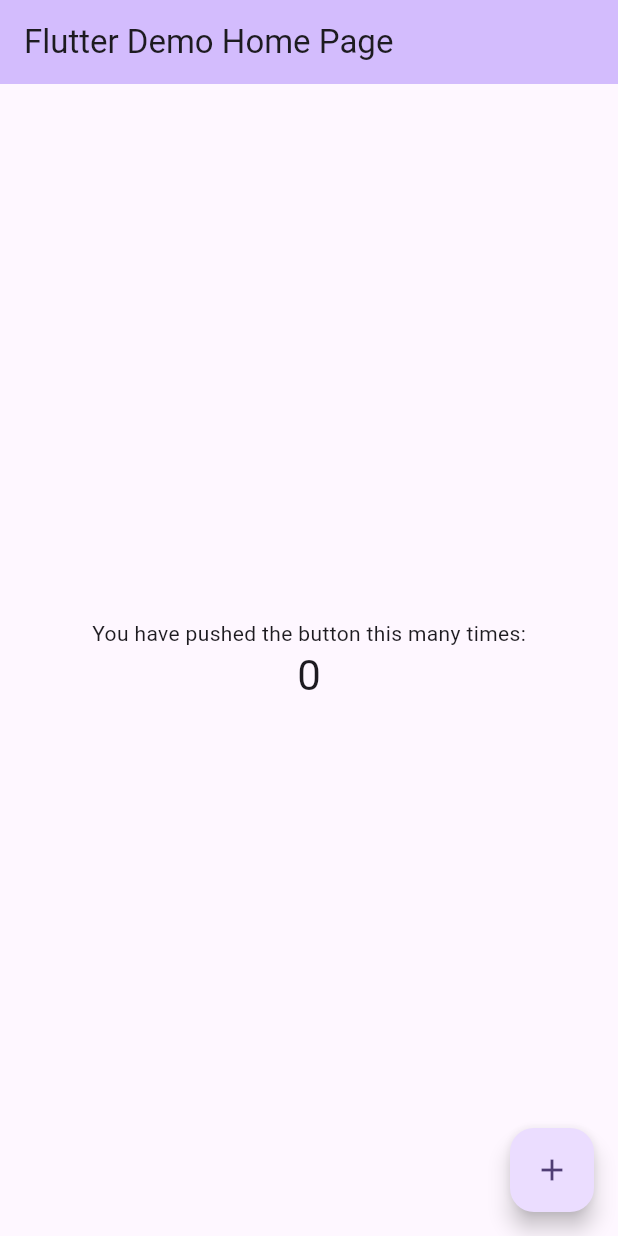
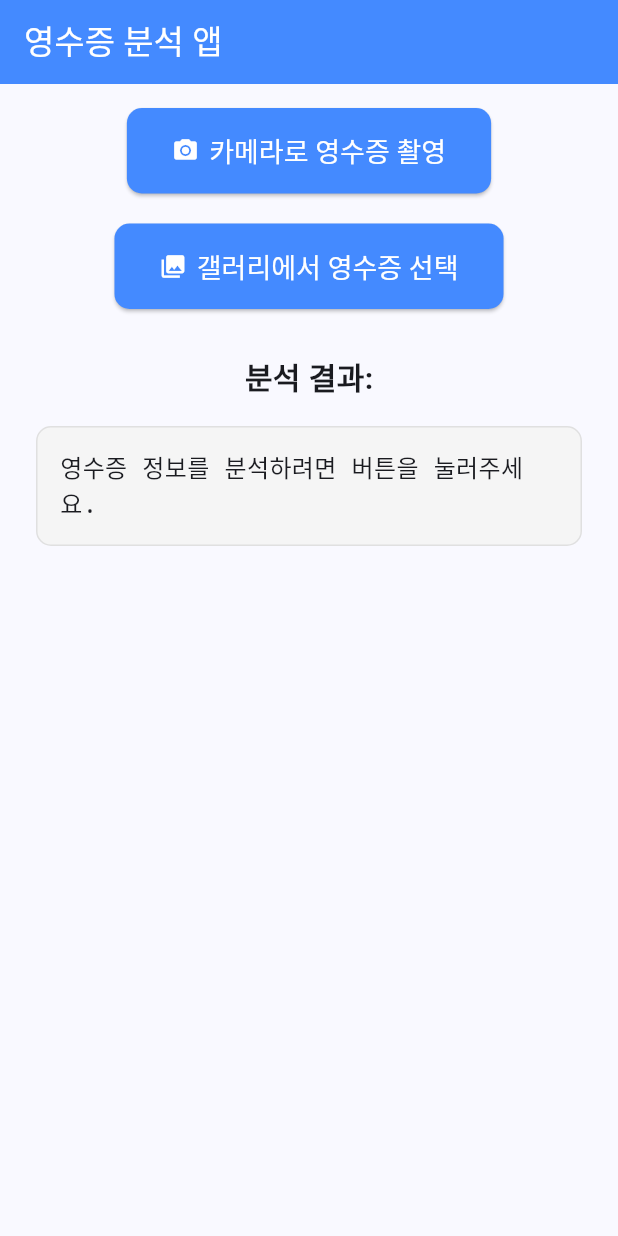
Before and after one commit to SeeIn-Inha/SeeIn-Frontend, a Flutter app: the screen it shows after launch, on a phone screen of 412 x 824 dp. Run offline on Flutter 3.47's test engine with Material 3 defaults, Android fonts, the light colour scheme and no system bars; our stand-ins replace image_picker.

Commit message:
0728 fastapi 연동 및 갤러리 영수증 이미지 json 처리 성공

```diff
--- /dev/null
+++ b/assets/icons/icons.txt
@@ -0,0 +1 @@
+누락방지 임시파일
--- /dev/null
+++ b/assets/images/images.txt
@@ -0,0 +1 @@
+누락방지 임시파일
--- /dev/null
+++ b/lib/api/receipt/test_receipt_api.dart
@@ -0,0 +1,50 @@
+import 'dart:convert'; // JSON 인코딩/디코딩을 위해 필요
+import 'dart:io';    // File 클래스를 위해 필요 (XFile.path에서 File 객체 생성 시 사용될 수 있음)
+import 'package:http/http.dart' as http; // HTTP 요청을 위해 필요
+import 'package:image_picker/image_picker.dart'; // XFile 타입을 위해 필요
+
+// 로컬에서 테스트 중이라면 'http://10.0.2.2:8000' (안드로이드 에뮬레이터) 또는 'http://localhost:8000' (iOS 시뮬레이터, 웹, 실제 기기)
+// 실제 서버에 배포했다면 해당 서버의 공인 IP나 도메인 주소를 입력해야 합니다.
+const String _baseUrl = 'http://10.0.2.2:8000'; // <<--- 이 부분을 실제 서버 IP 또는 'localhost'로 변경
+
+class ReceiptApiClient {
+  /// 영수증 이미지를 백엔드 API로 전송하고 분석된 정보를 받아옵니다.
+  ///
+  /// [image] 사용자가 선택하거나 촬영한 영수증 이미지 파일 (XFile 타입).
+  ///
+  /// Returns:
+  /// 영수증 분석 결과가 담긴 Map<String, dynamic> 객체.
+  /// 실패 시 null을 반환합니다.
+  static Future<Map<String, dynamic>?> analyzeReceipt({required XFile image}) async {
+    final uri = Uri.parse('$_baseUrl/analyze-receipt/'); // 영수증 분석 API 엔드포인트
+
+    // MultipartRequest 생성: 파일과 함께 데이터를 전송할 때 사용합니다.
+    var request = http.MultipartRequest('POST', uri)
+      ..files.add(await http.MultipartFile.fromPath(
+        'image', // 백엔드 FastAPI에서 `image: UploadFile = File(...)`의 'image'와 이름이 동일해야 합니다.
+        image.path,
+        // contentType: MediaType('image', 'jpeg'), // 필요시 이미지 타입 지정 (자동 감지될 때도 많음)
+      ));
+
+    try {
+      // 요청 전송
+      var streamedResponse = await request.send();
+      var response = await http.Response.fromStream(streamedResponse);
+
+      // HTTP 응답 상태 코드 확인
+      if (response.statusCode == 200) {
+        // 성공 시, 응답 본문을 JSON으로 디코딩하여 반환
+        return json.decode(utf8.decode(response.bodyBytes)) as Map<String, dynamic>;
+      } else {
+        // 오류 발생 시, 상태 코드와 메시지 출력
+        print('API 호출 실패: 상태 코드 ${response.statusCode}');
+        print('오류 내용: ${utf8.decode(response.bodyBytes)}'); // 오류 메시지를 한글 깨짐 없이 출력
+        return null;
+      }
+    } catch (e) {
+      // 네트워크 오류 등 예외 처리
+      print('HTTP 요청 중 예외 발생: $e');
+      return null;
+    }
+  }
+}
--- a/lib/main.dart
+++ b/lib/main.dart
@@ -1,122 +1,40 @@
 import 'package:flutter/material.dart';
+import 'package:seein_frontend/screens/test_home_screen.dart'; // HomeScreen 임포트
 
 void main() {
+  // Flutter 앱이 실행되기 전에 필요한 초기화 작업을 수행합니다.
+  // 예를 들어, Firebase 초기화나 특정 서비스 바인딩 등이 필요할 때 사용합니다.
+  // 여기서는 특별한 작업이 없지만, 관례상 넣어두는 것이 좋습니다.
+  WidgetsFlutterBinding.ensureInitialized();
   runApp(const MyApp());
 }
 
 class MyApp extends StatelessWidget {
   const MyApp({super.key});
 
-  // This widget is the root of your application.
   @override
   Widget build(BuildContext context) {
     return MaterialApp(
-      title: 'Flutter Demo',
+      title: 'SeeIn 영수증 분석 앱', // 앱 제목 변경
       theme: ThemeData(
-        // This is the theme of your application.
-        //
-        // TRY THIS: Try running your application with "flutter run". You'll see
-        // the application has a purple toolbar. Then, without quitting the app,
-        // try changing the seedColor in the colorScheme below to Colors.green
-        // and then invoke "hot reload" (save your changes or press the "hot
-        // reload" button in a Flutter-supported IDE, or press "r" if you used
-        // the command line to start the app).
-        //
-        // Notice that the counter didn't reset back to zero; the application
-        // state is not lost during the reload. To reset the state, use hot
-        // restart instead.
-        //
-        // This works for code too, not just values: Most code changes can be
-        // tested with just a hot reload.
-        colorScheme: ColorScheme.fromSeed(seedColor: Colors.deepPurple),
+        // 앱의 전체적인 테마를 설정합니다.
+        // Material 3 디자인 시스템을 사용하도록 설정했습니다.
+        useMaterial3: true,
+        colorScheme: ColorScheme.fromSeed(seedColor: Colors.blueAccent), // 앱의 기본 색상 설정
+        appBarTheme: const AppBarTheme(
+          backgroundColor: Colors.blueAccent, // 앱바 배경색
+          foregroundColor: Colors.white,      // 앱바 텍스트/아이콘 색상
+        ),
+        elevatedButtonTheme: ElevatedButtonThemeData(
+          style: ElevatedButton.styleFrom(
+            backgroundColor: Colors.blueAccent, // 버튼 배경색
+            foregroundColor: Colors.white,      // 버튼 텍스트색
+            textStyle: const TextStyle(fontWeight: FontWeight.bold), // 버튼 텍스트 스타일
+          ),
+        ),
       ),
-      home: const MyHomePage(title: 'Flutter Demo Home Page'),
+      home: const HomeScreen(), // 앱의 시작 화면을 HomeScreen으로 설정합니다.
+      // 이제 카운터 앱 대신 영수증 분석 화면이 나타납니다.
     );
   }
 }
-
-class MyHomePage extends StatefulWidget {
-  const MyHomePage({super.key, required this.title});
-
-  // This widget is the home page of your application. It is stateful, meaning
-  // that it has a State object (defined below) that contains fields that affect
-  // how it looks.
-
-  // This class is the configuration for the state. It holds the values (in this
-  // case the title) provided by the parent (in this case the App widget) and
-  // used by the build method of the State. Fields in a Widget subclass are
-  // always marked "final".
-
-  final String title;
-
-  @override
-  State<MyHomePage> createState() => _MyHomePageState();
-}
-
-class _MyHomePageState extends State<MyHomePage> {
-  int _counter = 0;
-
-  void _incrementCounter() {
-    setState(() {
-      // This call to setState tells the Flutter framework that something has
-      // changed in this State, which causes it to rerun the build method below
-      // so that the display can reflect the updated values. If we changed
-      // _counter without calling setState(), then the build method would not be
-      // called again, and so nothing would appear to happen.
-      _counter++;
-    });
-  }
-
-  @override
-  Widget build(BuildContext context) {
-    // This method is rerun every time setState is called, for instance as done
-    // by the _incrementCounter method above.
-    //
-    // The Flutter framework has been optimized to make rerunning build methods
-    // fast, so that you can just rebuild anything that needs updating rather
-    // than having to individually change instances of widgets.
-    return Scaffold(
-      appBar: AppBar(
-        // TRY THIS: Try changing the color here to a specific color (to
-        // Colors.amber, perhaps?) and trigger a hot reload to see the AppBar
-        // change color while the other colors stay the same.
-        backgroundColor: Theme.of(context).colorScheme.inversePrimary,
-        // Here we take the value from the MyHomePage object that was created by
-        // the App.build method, and use it to set our appbar title.
-        title: Text(widget.title),
-      ),
-      body: Center(
-        // Center is a layout widget. It takes a single child and positions it
-        // in the middle of the parent.
-        child: Column(
-          // Column is also a layout widget. It takes a list of children and
-          // arranges them vertically. By default, it sizes itself to fit its
-          // children horizontally, and tries to be as tall as its parent.
-          //
-          // Column has various properties to control how it sizes itself and
-          // how it positions its children. Here we use mainAxisAlignment to
-          // center the children vertically; the main axis here is the vertical
-          // axis because Columns are vertical (the cross axis would be
-          // horizontal).
-          //
-          // TRY THIS: Invoke "debug painting" (choose the "Toggle Debug Paint"
-          // action in the IDE, or press "p" in the console), to see the
-          // wireframe for each widget.
-          mainAxisAlignment: MainAxisAlignment.center,
-          children: <Widget>[
-            const Text('You have pushed the button this many times:'),
-            Text(
-              '$_counter',
-              style: Theme.of(context).textTheme.headlineMedium,
-            ),
-          ],
-        ),
-      ),
-      floatingActionButton: FloatingActionButton(
-        onPressed: _incrementCounter,
-        tooltip: 'Increment',
-        child: const Icon(Icons.add),
-      ), // This trailing comma makes auto-formatting nicer for build methods.
-    );
-  }
-}
--- /dev/null
+++ b/lib/screens/test_home_screen.dart
@@ -0,0 +1,138 @@
+import 'package:flutter/material.dart';
+import 'package:image_picker/image_picker.dart'; // 사진 촬영/선택을 위한 패키지
+import 'package:seein_frontend/api/receipt/test_receipt_api.dart'; // API 클라이언트 임포트
+import 'dart:convert'; // JSON 인코딩/디코딩을 위해 필요 (받아온 Map을 문자열로 표시하기 위함)
+
+class HomeScreen extends StatefulWidget {
+  const HomeScreen({super.key});
+
+  @override
+  State<HomeScreen> createState() => _HomeScreenState();
+}
+
+class _HomeScreenState extends State<HomeScreen> {
+  String _receiptInfo = '영수증 정보를 분석하려면 버튼을 눌러주세요.';
+  final ImagePicker _picker = ImagePicker(); // ImagePicker 인스턴스 생성
+
+  /// 카메라로 영수증 사진을 촬영하고 분석을 요청하는 함수
+  Future<void> _takePhotoAndAnalyze() async {
+    final XFile? image = await _picker.pickImage(source: ImageSource.camera); // 카메라로 사진 촬영
+
+    if (image != null) {
+      await _analyzeImage(image);
+    } else {
+      _showSnackbar('사진 촬영이 취소되었습니다.');
+    }
+  }
+
+  /// 갤러리에서 영수증 사진을 선택하고 분석을 요청하는 함수
+  Future<void> _pickImageFromGalleryAndAnalyze() async {
+    final XFile? image = await _picker.pickImage(source: ImageSource.gallery); // 갤러리에서 사진 선택
+
+    if (image != null) {
+      await _analyzeImage(image);
+    } else {
+      _showSnackbar('이미지 선택이 취소되었습니다.');
+    }
+  }
+
+  /// 선택된 이미지를 백엔드 API로 보내 분석하고 결과를 처리하는 내부 함수
+  Future<void> _analyzeImage(XFile image) async {
+    setState(() {
+      _receiptInfo = '영수증 분석 중... 잠시만 기다려 주세요.';
+    });
+
+    // 백엔드 API 호출
+    final result = await ReceiptApiClient.analyzeReceipt(image: image);
+
+    if (result != null) {
+      // 성공적으로 정보를 받아왔을 때
+      setState(() {
+        // 받아온 JSON Map을 보기 좋게 들여쓰기된 문자열로 변환
+        _receiptInfo = '분석 완료:\n${JsonEncoder.withIndent('  ').convert(result)}';
+      });
+      _showSnackbar('영수증 분석 성공!');
+      print('영수증 분석 성공: $result');
+    } else {
+      // 분석 실패 시
+      setState(() {
+        _receiptInfo = '영수증 분석에 실패했습니다. 서버 로그를 확인해주세요.';
+      });
+      _showSnackbar('영수증 분석 실패!');
+      print('영수증 분석 실패.');
+    }
+  }
+
+  /// 사용자에게 메시지를 보여주는 스낵바 함수
+  void _showSnackbar(String message) {
+    ScaffoldMessenger.of(context).showSnackBar(
+      SnackBar(content: Text(message)),
+    );
+  }
+
+  @override
+  Widget build(BuildContext context) {
+    return Scaffold(
+      appBar: AppBar(
+        title: const Text('영수증 분석 앱'),
+        backgroundColor: Colors.blueAccent,
+        foregroundColor: Colors.white,
+      ),
+      body: Center(
+        child: Padding(
+          padding: const EdgeInsets.all(16.0),
+          child: Column(
+            mainAxisAlignment: MainAxisAlignment.center,
+            children: <Widget>[
+              ElevatedButton.icon(
+                onPressed: _takePhotoAndAnalyze,
+                icon: const Icon(Icons.camera_alt),
+                label: const Text('카메라로 영수증 촬영'),
+                style: ElevatedButton.styleFrom(
+                  padding: const EdgeInsets.symmetric(horizontal: 30, vertical: 15),
+                  textStyle: const TextStyle(fontSize: 18),
+                  shape: RoundedRectangleBorder(borderRadius: BorderRadius.circular(10)),
+                ),
+              ),
+              const SizedBox(height: 20),
+              ElevatedButton.icon(
+                onPressed: _pickImageFromGalleryAndAnalyze,
+                icon: const Icon(Icons.photo_library),
+                label: const Text('갤러리에서 영수증 선택'),
+                style: ElevatedButton.styleFrom(
+                  padding: const EdgeInsets.symmetric(horizontal: 30, vertical: 15),
+                  textStyle: const TextStyle(fontSize: 18),
+                  shape: RoundedRectangleBorder(borderRadius: BorderRadius.circular(10)),
+                ),
+              ),
+              const SizedBox(height: 30),
+              const Text(
+                '분석 결과:',
+                style: TextStyle(fontSize: 20, fontWeight: FontWeight.bold),
+              ),
+              const SizedBox(height: 10),
+              Expanded(
+                child: SingleChildScrollView(
+                  padding: const EdgeInsets.all(8.0),
+                  child: Container(
+                    padding: const EdgeInsets.all(15.0),
+                    decoration: BoxDecoration(
+                      color: Colors.grey[100],
+                      borderRadius: BorderRadius.circular(10),
+                      border: Border.all(color: Colors.grey.shade300),
+                    ),
+                    child: Text(
+                      _receiptInfo,
+                      textAlign: TextAlign.start,
+                      style: const TextStyle(fontSize: 16, fontFamily: 'monospace'),
+                    ),
+                  ),
+                ),
+              ),
+            ],
+          ),
+        ),
+      ),
+    );
+  }
+}
--- a/pubspec.yaml
+++ b/pubspec.yaml
@@ -12,7 +12,10 @@ dependencies:
   cupertino_icons: ^1.0.8
   dio: ^5.0.0
   flutter_tts: ^3.6.3
+  http: ^1.2.1
   camera: ^0.10.0+1
+  image_picker: ^1.1.2
+
 
 
 
```
Also changed, not shown: pubspec.lock, 5 other files.
